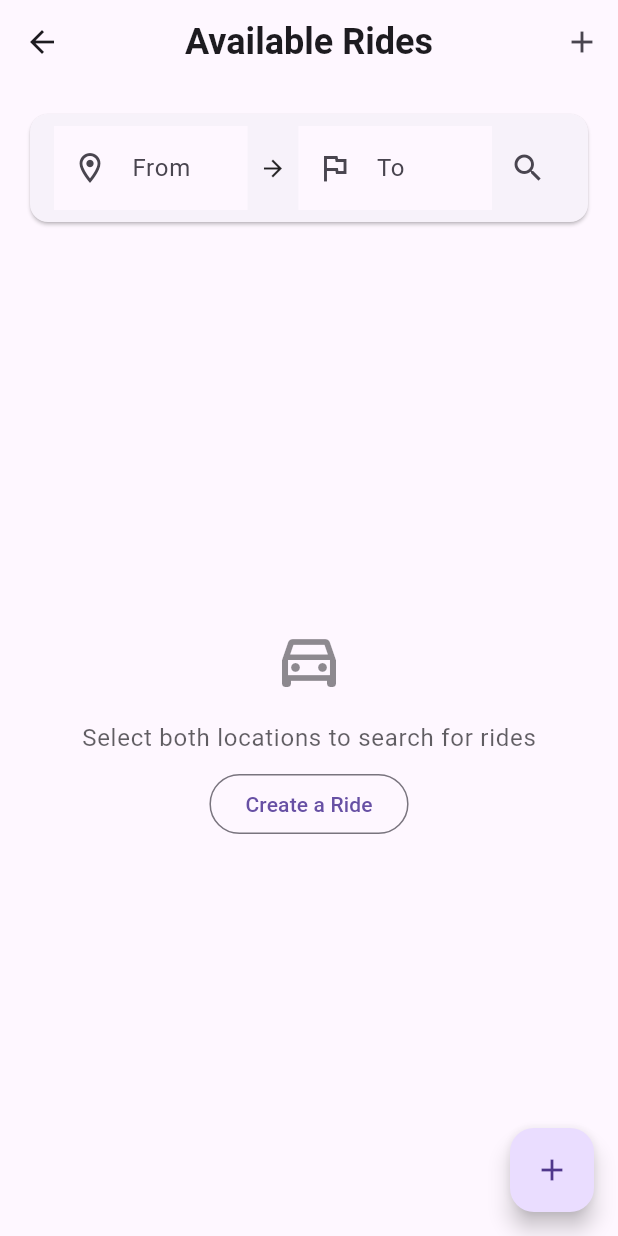
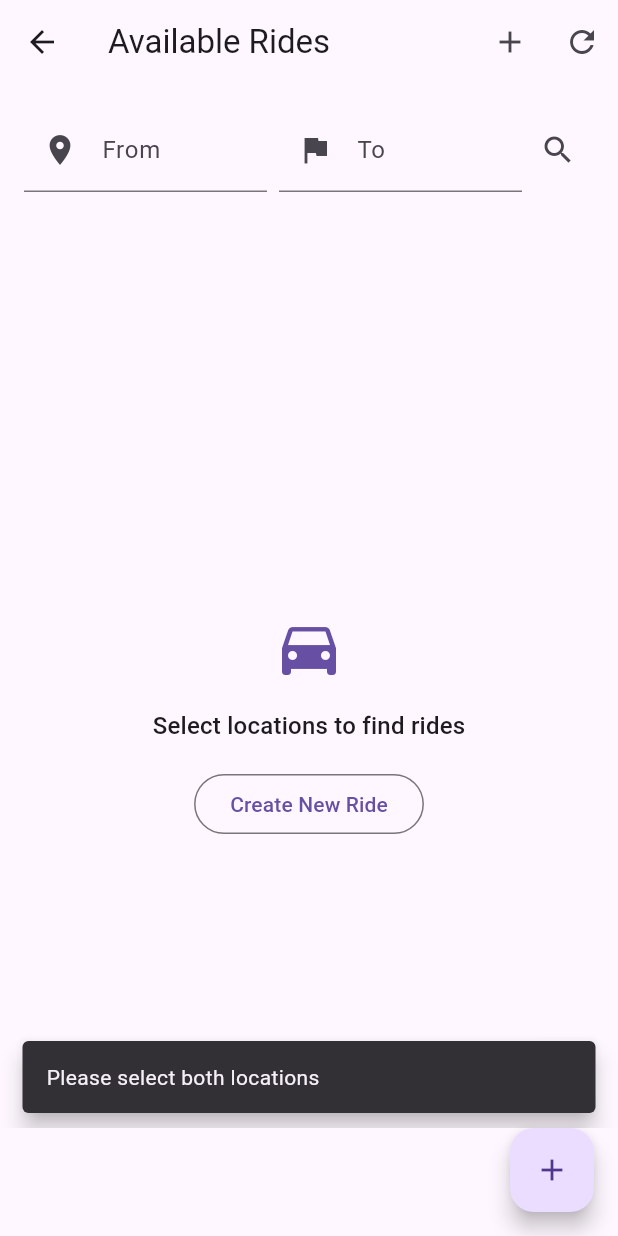
Before and after one commit to leoulendryas/transport_share_app, a Flutter app: the RideListScreen screen opened by its route, after a tap on the "search" icon, on a phone screen of 412 x 824 dp. Run offline on Flutter 3.47's test engine with Material 3 defaults, Android fonts, the phone set to English and light mode, and no system bars; drawn by our look-alikes of flutter_typeahead; our stand-ins replace geocoding, geolocator, shared_preferences; accounts and stored records are empty.

Commit message:
Updated ride list screen

```diff
--- a/lib/screens/rides/ride_list_screen.dart
+++ b/lib/screens/rides/ride_list_screen.dart
@@ -3,10 +3,51 @@ import 'package:provider/provider.dart';
 import 'package:geocoding/geocoding.dart';
 import 'package:flutter_typeahead/flutter_typeahead.dart';
 import '../../models/ride.dart';
+import '../../models/lat_lng.dart';
 import '../../services/api_service.dart';
 import 'create_ride_screen.dart';
 import '../../widgets/ride_card.dart';
 import 'ride_detail_screen.dart';
+import 'dart:convert';
+import 'package:flutter/foundation.dart' show kIsWeb;
+import 'package:http/http.dart' as http;
+
+final Map<int, String> companies = {
+  1: 'Ride',
+  2: 'Zyride',
+  3: 'Feres',
+};
+
+class LocationWithName {
+  final double latitude;
+  final double longitude;
+  final String displayName;
+
+  LocationWithName({
+    required this.latitude,
+    required this.longitude,
+    required this.displayName,
+  });
+}
+
+class RideResponse {
+  final List<Ride> rides;
+  final Map<String, dynamic> pagination;
+
+  RideResponse({
+    required this.rides,
+    required this.pagination,
+  });
+
+  factory RideResponse.fromJson(Map<String, dynamic> json) {
+    return RideResponse(
+      rides: (json['results'] as List)
+          .map((rideJson) => Ride.fromJson(rideJson as Map<String, dynamic>))
+          .toList(),
+      pagination: json['pagination'] as Map<String, dynamic>,
+    );
+  }
+}
 
 class RideListScreen extends StatefulWidget {
   const RideListScreen({super.key});
@@ -18,18 +59,22 @@ class RideListScreen extends StatefulWidget {
 class _RideListScreenState extends State<RideListScreen> {
   final _fromController = TextEditingController();
   final _toController = TextEditingController();
-  late Future<List<Ride>> _ridesFuture;
+  late Future<RideResponse> _ridesFuture;
   late ApiService _apiService;
+  bool _isLoading = false;
+  int _currentPage = 1;
+  final int _itemsPerPage = 20;
+  bool _hasMore = true;
 
-  // Selected locations with coordinates
-  Location? _selectedFromLocation;
-  Location? _selectedToLocation;
+  LatLng? _selectedFromLocation;
+  LatLng? _selectedToLocation;
+  List<Ride> _allRides = [];
 
   @override
-  void didChangeDependencies() {
-    super.didChangeDependencies();
+  void initState() {
+    super.initState();
     _apiService = Provider.of<ApiService>(context, listen: false);
-    _ridesFuture = _fetchRides();
+    _ridesFuture = Future.value(RideResponse(rides: [], pagination: {'total': 0}));
   }
 
   @override
@@ -39,312 +84,405 @@ class _RideListScreenState extends State<RideListScreen> {
     super.dispose();
   }
 
-  Future<List<Ride>> _fetchRides() async {
+  Future<RideResponse> _fetchRides({bool loadMore = false}) async {
+    if (_selectedFromLocation == null || _selectedToLocation == null) {
+      return RideResponse(rides: [], pagination: {'total': 0});
+    }
+
+    if (!loadMore) {
+      _currentPage = 1;
+      _hasMore = true;
+      _allRides = [];
+    }
+
+    setState(() => _isLoading = true);
     try {
-      if (_selectedFromLocation != null && _selectedToLocation != null) {
-        final rides = await _apiService.getRides(
+      final response = await _apiService.getRides(
         fromLat: _selectedFromLocation!.latitude,
         fromLng: _selectedFromLocation!.longitude,
         toLat: _selectedToLocation!.latitude,
         toLng: _selectedToLocation!.longitude,
         radius: 5000,
+        page: _currentPage,
+        limit: _itemsPerPage,
       );
-        return rides;
+
+      final rideResponse = RideResponse.fromJson(response);
+      _allRides.addAll(rideResponse.rides);
+
+      if (rideResponse.rides.length < _itemsPerPage) {
+        _hasMore = false;
       }
-      return [];
+
+      return RideResponse(
+        rides: _allRides,
+        pagination: rideResponse.pagination,
+      );
+    } on ApiException catch (e) {
+      debugPrint('API Error: ${e.toString()}');
+      if (mounted && !loadMore) {
+        ScaffoldMessenger.of(context).showSnackBar(
+          SnackBar(
+            content: Text('Error: ${e.message}'),
+            behavior: SnackBarBehavior.floating,
+          ),
+        );
+      }
+      return RideResponse(rides: [], pagination: {'total': 0});
     } catch (e) {
-      throw Exception('Failed to fetch rides: $e');
+      debugPrint('Unexpected error: ${e.toString()}');
+      if (mounted && !loadMore) {
+        ScaffoldMessenger.of(context).showSnackBar(
+          SnackBar(
+            content: Text('Failed to fetch rides: ${e.toString()}'),
+            behavior: SnackBarBehavior.floating,
+          ),
+        );
+      }
+      return RideResponse(rides: [], pagination: {'total': 0});
+    } finally {
+      if (mounted) {
+        setState(() => _isLoading = false);
+      }
     }
   }
 
-  // Fetch location suggestions using geocoding
-  Future<List<Location>> _getLocationSuggestions(String query) async {
-    if (query.isEmpty) {
-      return [];
+  Future<void> _loadMoreRides() async {
+    if (_isLoading || !_hasMore) return;
+
+    _currentPage++;
+    final newData = await _fetchRides(loadMore: true);
+
+    if (mounted) {
+      setState(() {
+        _ridesFuture = Future.value(newData);
+      });
+    }
   }
 
+  Future<List<LocationWithName>> _getLocationSuggestions(String query) async {
+    if (query.isEmpty) return [];
+
     try {
-      List<Location> locations = [];
+      if (kIsWeb) {
+        final response = await http.get(
+          Uri.parse('https://nominatim.openstreetmap.org/search?q=$query, Addis Ababa&format=json&addressdetails=1')
+        );
 
-      // Search by address with Addis Ababa context
+        if (response.statusCode == 200) {
+          final data = json.decode(response.body) as List;
+          return data.map((item) => LocationWithName(
+            latitude: double.parse(item['lat']),
+            longitude: double.parse(item['lon']),
+            displayName: item['display_name'] ?? '${item['lat']}, ${item['lon']}',
+          )).toList();
+        }
+        return [];
+      } else {
         final placemarks = await locationFromAddress('$query, Addis Ababa');
-      locations.addAll(placemarks.map((p) => Location(
-        latitude: p.latitude,
-        longitude: p.longitude,
-        timestamp: DateTime.now(), // Added required timestamp
-      )));
-
-      if (locations.length < 3) {
-        final morePlacemarks = await locationFromAddress(query);
-        locations.addAll(morePlacemarks.map((p) => Location(
-          latitude: p.latitude,
-          longitude: p.longitude,
-          timestamp: DateTime.now(), // Added required timestamp
-        )));
+        return await Future.wait(
+          placemarks.map((p) => _createLocationWithName(p))
+        );
       }
-
-      return locations;
     } catch (e) {
-      debugPrint('Error getting location suggestions: $e');
+      debugPrint('Geocoding error: $e');
       return [];
     }
   }
 
-  // Get display name for a location
-  Future<String> _getLocationName(Location location) async {
+  Future<LocationWithName> _createLocationWithName(Location location) async {
+    final name = await _getLocationNameFromCoords(
+      location.latitude,
+      location.longitude
+    );
+    return LocationWithName(
+      latitude: location.latitude,
+      longitude: location.longitude,
+      displayName: name,
+    );
+  }
+
+  Future<String> _getLocationNameFromCoords(double lat, double lng) async {
     try {
-      final placemarks = await placemarkFromCoordinates(
-        location.latitude,
-        location.longitude,
-      );
+      final placemarks = await placemarkFromCoordinates(lat, lng);
       if (placemarks.isNotEmpty) {
         final place = placemarks.first;
         return [
-          place.street,
-          place.subLocality,
-          place.locality,
+          if (place.street != null) place.street,
+          if (place.subLocality != null) place.subLocality,
+          if (place.locality != null) place.locality,
         ].where((part) => part != null && part.isNotEmpty).join(', ');
       }
-      return '${location.latitude.toStringAsFixed(4)}, ${location.longitude.toStringAsFixed(4)}';
+      return '${lat.toStringAsFixed(4)}, ${lng.toStringAsFixed(4)}';
     } catch (e) {
-      return '${location.latitude.toStringAsFixed(4)}, ${location.longitude.toStringAsFixed(4)}';
+      return '${lat.toStringAsFixed(4)}, ${lng.toStringAsFixed(4)}';
     }
   }
 
-  void _search() {
-    if (_selectedFromLocation != null && _selectedToLocation != null) {
+  Future<void> _search() async {
+    if (_selectedFromLocation == null || _selectedToLocation == null) {
+      if (mounted) {
+        ScaffoldMessenger.of(context).showSnackBar(
+          const SnackBar(
+            content: Text('Please select both locations'),
+            behavior: SnackBarBehavior.floating,
+          ),
+        );
+      }
+      return;
+    }
+
     setState(() {
       _ridesFuture = _fetchRides();
     });
-    }
   }
 
   void _navigateToCreateRide() {
     Navigator.push(
       context,
-      MaterialPageRoute(builder: (context) => const CreateRideScreen()),
+      MaterialPageRoute(builder: (_) => const CreateRideScreen())
     );
+  }
+
+  void _clearSearch() {
+    setState(() {
+      _fromController.clear();
+      _toController.clear();
+      _selectedFromLocation = null;
+      _selectedToLocation = null;
+      _currentPage = 1;
+      _hasMore = true;
+      _allRides = [];
+      _ridesFuture = Future.value(RideResponse(rides: [], pagination: {'total': 0}));
+    });
   }
 
   @override
   Widget build(BuildContext context) {
     final theme = Theme.of(context);
     final colors = theme.colorScheme;
-    final textTheme = theme.textTheme;
 
     return Scaffold(
       appBar: AppBar(
-        title: Text(
-          'Available Rides',
-          style: textTheme.headlineSmall?.copyWith(
-            fontWeight: FontWeight.bold,
-          ),
-        ),
-        centerTitle: true,
-        elevation: 0,
+        title: const Text('Available Rides'),
         actions: [
           IconButton(
             icon: const Icon(Icons.add),
             onPressed: _navigateToCreateRide,
           ),
+          IconButton(
+            icon: const Icon(Icons.refresh),
+            onPressed: _clearSearch,
+          ),
         ],
       ),
-      body: Padding(
-        padding: const EdgeInsets.all(16.0),
-        child: Column(
+      body: Column(
         children: [
-            // Search Card
-            Card(
-              elevation: 1,
-              shape: RoundedRectangleBorder(
-                borderRadius: BorderRadius.circular(12),
-              ),
-              child: Padding(
-                padding: const EdgeInsets.symmetric(horizontal: 16, vertical: 8),
-                child: Column(
-                  children: [
-                    Row(
+          Padding(
+            padding: const EdgeInsets.all(16),
+            child: Row(
               children: [
                 Expanded(
-                          child: TypeAheadField<Location>(
+                  child: TypeAheadField<LocationWithName>(
                     controller: _fromController,
                     suggestionsCallback: _getLocationSuggestions,
-                            itemBuilder: (context, location) => FutureBuilder<String>(
-                              future: _getLocationName(location),
-                              builder: (context, snapshot) {
-                                return ListTile(
-                                  leading: const Icon(Icons.location_on),
-                                  title: Text(snapshot.data ?? 'Loading...'),
+                    itemBuilder: (_, location) => ListTile(
+                      title: Text(
+                        location.displayName,
+                        maxLines: 1,
+                        overflow: TextOverflow.ellipsis,
+                      ),
+                    ),
+                    onSelected: (location) {
+                      setState(() {
+                        _selectedFromLocation = LatLng(
+                          location.latitude,
+                          location.longitude,
                         );
+                        _fromController.text = location.displayName;
+                      });
                     },
-                            ),
-                            onSelected: (Location location) async {
-                              _selectedFromLocation = location;
-                              _fromController.text = await _getLocationName(location);
-                            },
-                            builder: (context, controller, focusNode) {
-                              return TextField(
+                    builder: (context, controller, focusNode) => TextField(
                       controller: controller,
                       focusNode: focusNode,
                       decoration: InputDecoration(
                         labelText: 'From',
-                                  hintText: 'Start location',
-                                  border: InputBorder.none,
-                                  prefixIcon: const Icon(Icons.location_on_outlined),
-                                  filled: true,
-                                  fillColor: colors.surface,
-                                ),
-                                textInputAction: TextInputAction.next,
-                              );
+                        prefixIcon: const Icon(Icons.location_on),
+                        suffixIcon: _fromController.text.isNotEmpty
+                            ? IconButton(
+                                icon: const Icon(Icons.clear),
+                                onPressed: () {
+                                  setState(() {
+                                    _fromController.clear();
+                                    _selectedFromLocation = null;
+                                  });
                                 },
+                              )
+                            : null,
                       ),
                     ),
-                        const Padding(
-                          padding: EdgeInsets.symmetric(horizontal: 8),
-                          child: Icon(Icons.arrow_forward, size: 18),
                   ),
+                ),
+                const SizedBox(width: 8),
                 Expanded(
-                          child: TypeAheadField<Location>(
+                  child: TypeAheadField<LocationWithName>(
                     controller: _toController,
                     suggestionsCallback: _getLocationSuggestions,
-                            itemBuilder: (context, location) => FutureBuilder<String>(
-                              future: _getLocationName(location),
-                              builder: (context, snapshot) {
-                                return ListTile(
-                                  leading: const Icon(Icons.flag),
-                                  title: Text(snapshot.data ?? 'Loading...'),
+                    itemBuilder: (_, location) => ListTile(
+                      title: Text(
+                        location.displayName,
+                        maxLines: 1,
+                        overflow: TextOverflow.ellipsis,
+                      ),
+                    ),
+                    onSelected: (location) {
+                      setState(() {
+                        _selectedToLocation = LatLng(
+                          location.latitude,
+                          location.longitude,
                         );
+                        _toController.text = location.displayName;
+                      });
                     },
-                            ),
-                            onSelected: (Location location) async {
-                              _selectedToLocation = location;
-                              _toController.text = await _getLocationName(location);
-                            },
-                            builder: (context, controller, focusNode) {
-                              return TextField(
+                    builder: (context, controller, focusNode) => TextField(
                       controller: controller,
                       focusNode: focusNode,
                       decoration: InputDecoration(
                         labelText: 'To',
-                                  hintText: 'Destination',
-                                  border: InputBorder.none,
-                                  prefixIcon: const Icon(Icons.flag_outlined),
-                                  filled: true,
-                                  fillColor: colors.surface,
+                        prefixIcon: const Icon(Icons.flag),
+                        suffixIcon: _toController.text.isNotEmpty
+                            ? IconButton(
+                                icon: const Icon(Icons.clear),
+                                onPressed: () {
+                                  setState(() {
+                                    _toController.clear();
+                                    _selectedToLocation = null;
+                                  });
+                                },
+                              )
+                            : null,
                       ),
-                                textInputAction: TextInputAction.search,
                       onSubmitted: (_) => _search(),
-                              );
-                            },
+                    ),
                   ),
                 ),
                 IconButton(
-                          icon: const Icon(Icons.search),
-                          onPressed: _search,
-                        ),
-                      ],
+                  icon: _isLoading
+                      ? const CircularProgressIndicator()
+                      : const Icon(Icons.search),
+                  onPressed: _isLoading ? null : _search,
                 ),
               ],
             ),
           ),
-            ),
-            const SizedBox(height: 16),
-            // Ride List
           Expanded(
-              child: FutureBuilder<List<Ride>>(
+            child: FutureBuilder<RideResponse>(
               future: _ridesFuture,
               builder: (context, snapshot) {
-                  if (snapshot.connectionState == ConnectionState.waiting) {
-                    return const Center(
-                      child: CircularProgressIndicator(),
-                    );
+                if (snapshot.connectionState == ConnectionState.waiting && !_isLoading) {
+                  return const Center(child: CircularProgressIndicator());
                 }
+
                 if (snapshot.hasError) {
                   return Center(
                     child: Column(
                       mainAxisAlignment: MainAxisAlignment.center,
                       children: [
-                          Icon(
-                            Icons.error_outline,
-                            size: 48,
-                            color: colors.error,
+                        const Icon(Icons.error_outline, size: 48, color: Colors.red),
+                        const SizedBox(height: 16),
+                        Text(
+                          'Error loading rides',
+                          style: theme.textTheme.titleMedium,
+                        ),
+                        const SizedBox(height: 8),
+                        Text(
+                          snapshot.error.toString(),
+                          textAlign: TextAlign.center,
+                          style: theme.textTheme.bodySmall,
                         ),
                         const SizedBox(height: 16),
-                          Text(
-                            'Failed to load rides',
-                            style: textTheme.bodyLarge?.copyWith(
-                              color: colors.error,
-                            ),
-                          ),
-                          const SizedBox(height: 8),
-                          TextButton(
-                            onPressed: () {
-                              setState(() {
-                                _ridesFuture = _fetchRides();
-                              });
-                            },
-                            child: const Text('Retry'),
+                        ElevatedButton(
+                          onPressed: _search,
+                          child: const Text('Try Again'),
                         ),
                       ],
                     ),
                   );
                 }
-                  if (snapshot.data!.isEmpty) {
+
+                final rides = snapshot.data?.rides ?? [];
+                final pagination = snapshot.data?.pagination ?? {'total': 0};
+                final totalItems = pagination['total'] as int;
+
+                if (rides.isEmpty) {
                   return Center(
                     child: Column(
                       mainAxisAlignment: MainAxisAlignment.center,
                       children: [
                         Icon(
-                            Icons.directions_car_outlined,
+                          Icons.directions_car,
                           size: 48,
-                            color: colors.onSurface.withOpacity(0.5),
+                          color: colors.primary,
                         ),
                         const SizedBox(height: 16),
                         Text(
                           _selectedFromLocation == null || _selectedToLocation == null
-                                ? 'Select both locations to search for rides'
-                                : 'No rides available',
-                            style: textTheme.bodyLarge?.copyWith(
-                              color: colors.onSurface.withOpacity(0.7),
+                              ? 'Select locations to find rides'
+                              : 'No rides found for your route',
+                          style: theme.textTheme.titleMedium,
                         ),
-                          ),
-                          const SizedBox(height: 8),
+                        const SizedBox(height: 16),
                         OutlinedButton(
                           onPressed: _navigateToCreateRide,
-                            child: const Text('Create a Ride'),
+                          child: const Text('Create New Ride'),
                         ),
                       ],
                     ),
                   );
                 }
-                  return RefreshIndicator(
-                    onRefresh: () async {
-                      setState(() {
-                        _ridesFuture = _fetchRides();
-                      });
+
+                return NotificationListener<ScrollNotification>(
+                  onNotification: (scrollInfo) {
+                    if (scrollInfo.metrics.pixels == scrollInfo.metrics.maxScrollExtent &&
+                        !_isLoading &&
+                        _hasMore &&
+                        rides.length < totalItems) {
+                      _loadMoreRides();
+                    }
+                    return false;
                   },
-                    child: ListView.separated(
-                      itemCount: snapshot.data!.length,
-                      separatorBuilder: (context, index) => const Divider(height: 1),
+                  child: RefreshIndicator(
+                    onRefresh: _search,
+                    child: ListView.builder(
+                      padding: const EdgeInsets.only(bottom: 80),
+                      itemCount: rides.length + (_hasMore && rides.length < totalItems ? 1 : 0),
                       itemBuilder: (context, index) {
-                        final ride = snapshot.data![index];
+                        if (index == rides.length) {
+                          return const Center(
+                            child: Padding(
+                              padding: EdgeInsets.all(16.0),
+                              child: CircularProgressIndicator(),
+                            ),
+                          );
+                        }
+                        final ride = rides[index];
                         return RideCard(
                           ride: ride,
                           onTap: () => Navigator.push(
                             context,
                             MaterialPageRoute(
-                              builder: (context) => RideDetailScreen(ride: ride),
+                              builder: (_) => RideDetailScreen(ride: ride),
                             ),
                           ),
                         );
                       },
+                    ),
                   ),
                 );
               },
             ),
           ),
         ],
-        ),
       ),
       floatingActionButton: FloatingActionButton(
         onPressed: _navigateToCreateRide,
```
Lines whose indentation alone changed are shown as unchanged.
